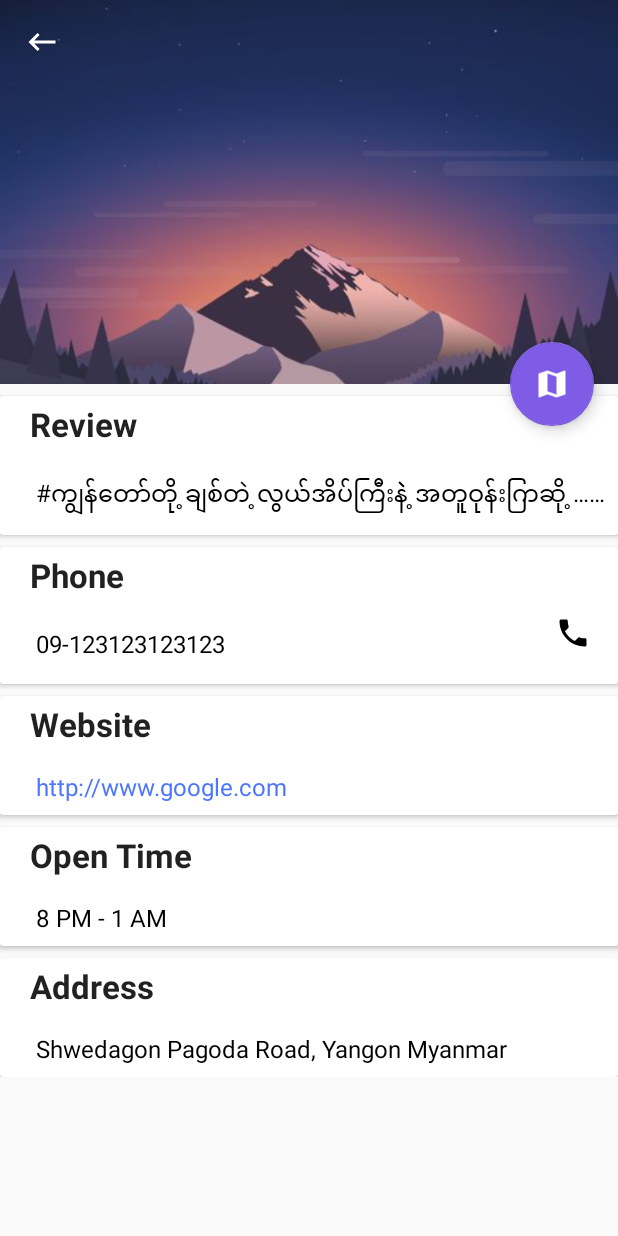
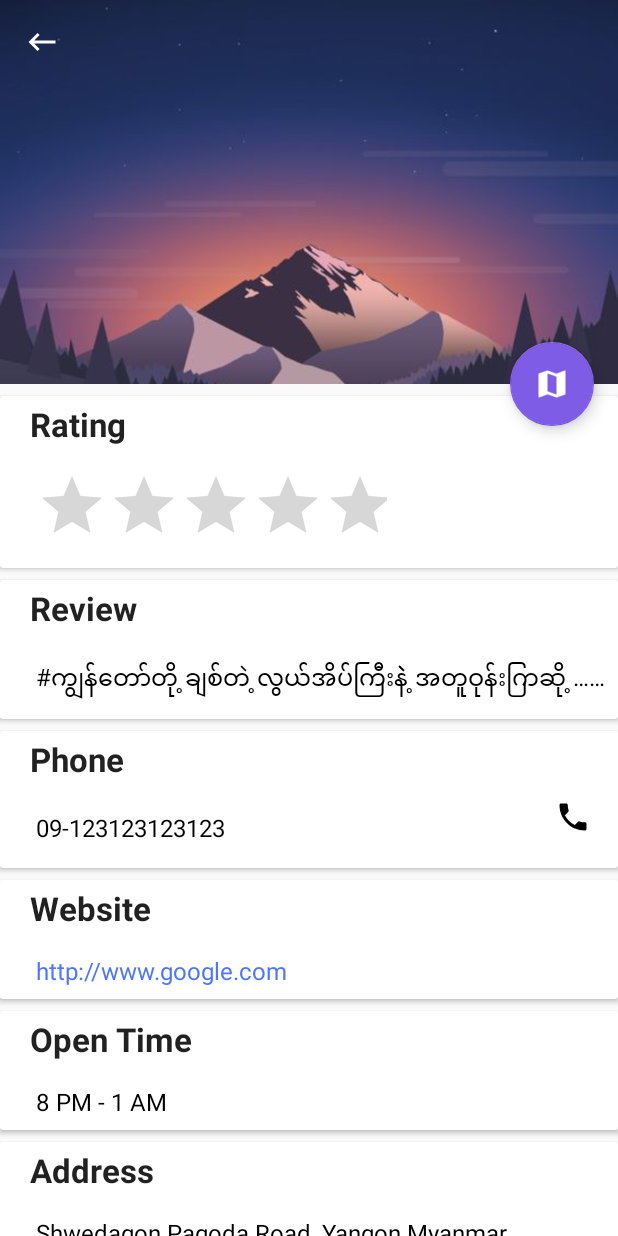
Before and after one commit to win-than-htike/Myanmar-Night-Life, an Android app: the DetailActivity screen opened directly, with no data from a screen before it, on a phone screen of 412 x 824 dp. Run offline under Robolectric (Android 15) with nearby library versions, the phone set to English and light mode, and no system bars; our stand-ins replace ButterKnife; libraries missing offline, so code that uses them is left out: org.parceler; pictures from the network do not load; 7 statements that could not run were skipped.

```diff
--- a/app/src/main/AndroidManifest.xml
+++ b/app/src/main/AndroidManifest.xml
@@ -25,7 +25,11 @@
         </activity>
         <activity android:name=".activities.ShopActivity" android:theme="@style/AppTheme.NoActionBar"/>
         <activity android:name=".activities.DetailActivity" android:theme="@style/AppTheme.NoActionBar"/>
-        <activity android:name=".activities.DetailPagerActivity" android:theme="@style/AppTheme.NoActionBar"/>
+        <activity android:name=".activities.DetailPagerActivity" android:theme="@style/AppTheme.NoActionBar">
+            <meta-data
+                android:name="android.support.PARENT_ACTIVITY"
+                android:value=".activities.ShopActivity" />
+        </activity>
     </application>
 
 </manifest>
--- a/app/src/main/res/layout-sw600dp/beer_card_item.xml
+++ b/app/src/main/res/layout-sw600dp/beer_card_item.xml
@@ -24,7 +24,7 @@
             <TextView
                 android:id="@+id/tv_shop_name"
                 android:layout_width="match_parent"
-                android:layout_height="match_parent"
+                android:layout_height="70dp"
                 android:layout_weight="1"
                 android:textSize="25sp"
                 android:gravity="center"
@@ -33,6 +33,7 @@
                 android:fontFamily="sans-serif"
                 android:layout_marginTop="@dimen/margin_medium_2"
                 android:layout_marginBottom="@dimen/margin_medium_2"
+                android:maxLines="2"
                 android:text="Beer Shop"/>
 
         <View
--- a/app/src/main/res/layout/content_detail.xml
+++ b/app/src/main/res/layout/content_detail.xml
@@ -5,6 +5,41 @@
     android:layout_width="match_parent"
     android:layout_height="match_parent"
     android:orientation="vertical">
+
+    <android.support.v7.widget.CardView
+        android:layout_width="match_parent"
+        android:layout_height="wrap_content"
+        android:layout_marginTop="@dimen/margin_medium">
+
+        <LinearLayout
+            android:layout_width="match_parent"
+            android:layout_height="wrap_content"
+            android:orientation="vertical">
+
+            <TextView
+                android:layout_width="wrap_content"
+                android:layout_height="wrap_content"
+                android:layout_margin="4dp"
+                android:fontFamily="sans-serif"
+                android:paddingLeft="@dimen/margin_medium_2"
+                android:text="Rating"
+                android:textAppearance="?android:attr/textAppearanceLarge"
+                android:textStyle="bold" />
+
+
+            <RatingBar
+                android:id="@+id/tv_rating"
+                android:layout_width="250dp"
+                android:layout_height="wrap_content"
+                android:layout_marginLeft="@dimen/margin_medium_2"
+                android:layout_marginTop="4dp"
+                android:isIndicator="true"
+                style="?android:ratingBarStyle"
+                android:padding="@dimen/margin_medium"/>
+
+        </LinearLayout>
+
+    </android.support.v7.widget.CardView>
 
     <android.support.v7.widget.CardView
         android:layout_width="match_parent"
```
Also changed, not shown: app/src/main/java/myanmarnightlife/lower/team1/activities/DetailPagerActivity.java (+15 -0 lines), app/src/main/java/myanmarnightlife/lower/team1/data/PlacesData.java (+14 -0 lines), app/src/main/java/myanmarnightlife/lower/team1/fragments/DetailFragment.java (+29 -1 lines).
